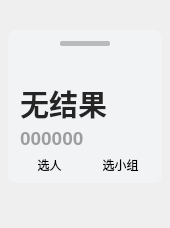
First picture: the form in ui/widget.ui, repository xuanxuan1231/RandPicker, before the edit.
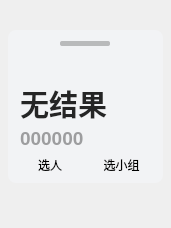
Second picture: the form after the edit. Custom widgets are drawn as their Qt base class.

Commit message: fix: 浮窗遵守最小宽度

```diff
--- a/ui/widget.ui
+++ b/ui/widget.ui
@@ -18,7 +18,7 @@
   </property>
   <property name="minimumSize">
    <size>
-    <width>145</width>
+    <width>0</width>
     <height>0</height>
    </size>
   </property>
@@ -46,6 +46,12 @@
        <verstretch>0</verstretch>
       </sizepolicy>
      </property>
+     <property name="minimumSize">
+      <size>
+       <width>155</width>
+       <height>0</height>
+      </size>
+     </property>
      <property name="styleSheet">
       <string notr="true">background-color: rgba(242, 243, 245, 255);
                             border-radius: 8px
```
